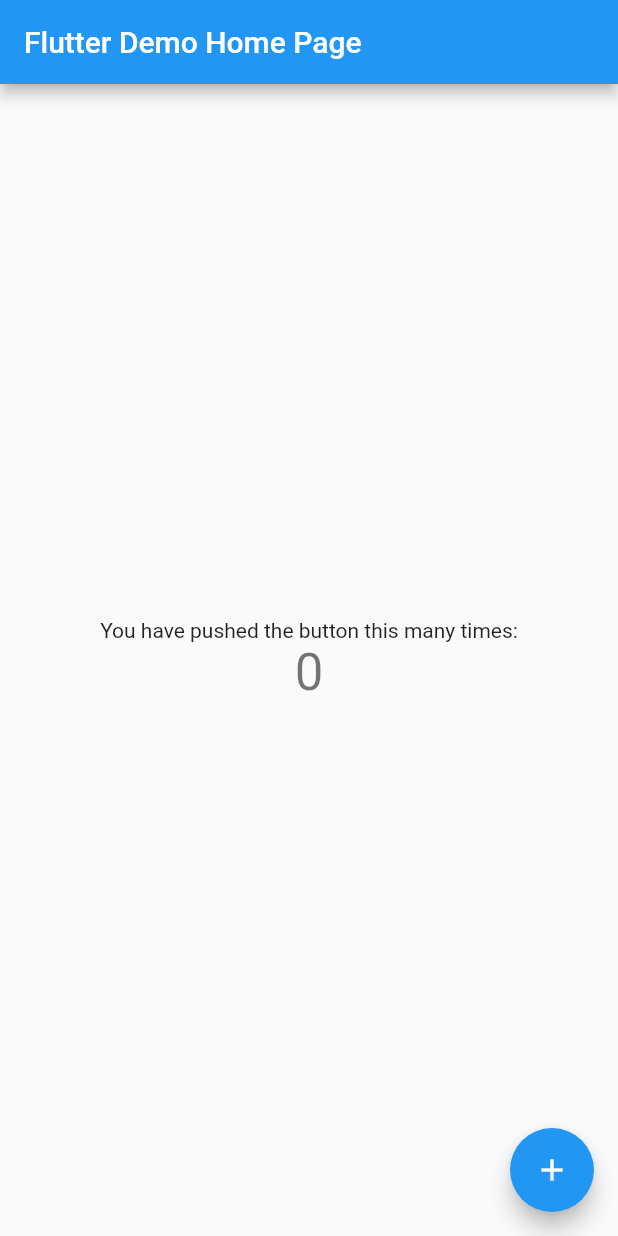
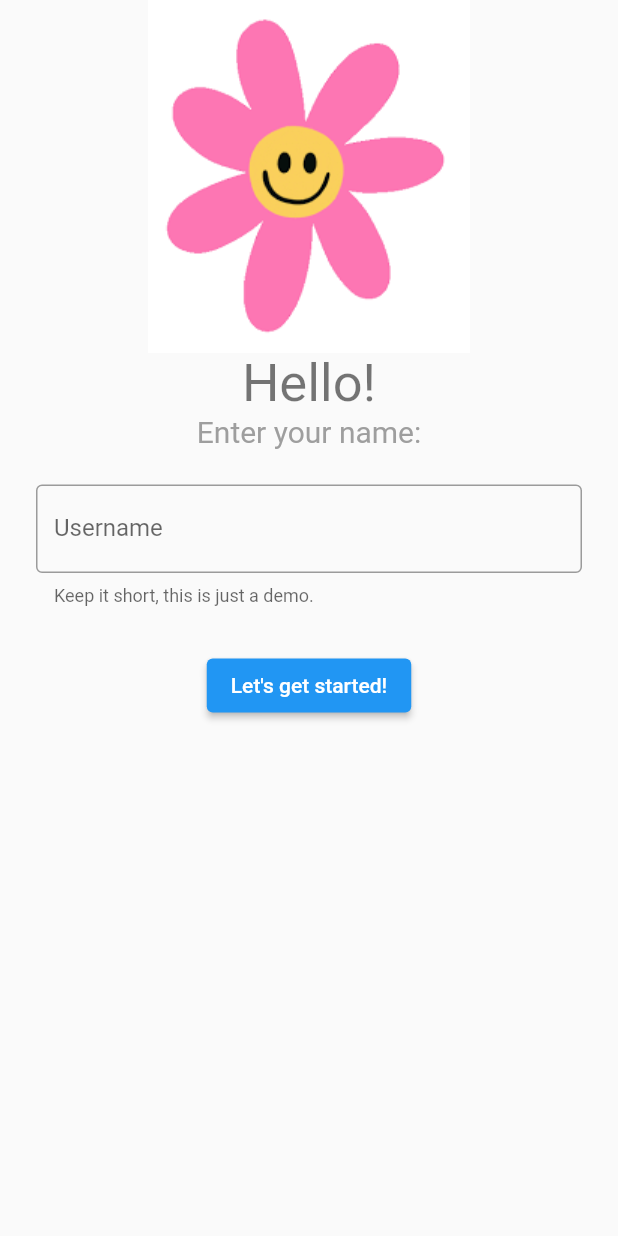
Before and after one commit to Mari0111/Moodie, a Flutter app: the screen it shows after launch, on a phone screen of 412 x 824 dp. Run offline on Flutter 3.47's test engine with Material 2 defaults, Android fonts, the phone set to English and light mode, and no system bars.

Commit message:
navigate button, images

```diff
--- a/lib/main.dart
+++ b/lib/main.dart
@@ -1,4 +1,5 @@
 import 'package:flutter/material.dart';
+import 'package:moodie/screens/scale_screen.dart';
 
 void main() {
   runApp(const MyApp());
@@ -7,109 +8,10 @@
 class MyApp extends StatelessWidget {
   const MyApp({Key? key}) : super(key: key);
 
-  // This widget is the root of your application.
   @override
   Widget build(BuildContext context) {
-    return MaterialApp(
-      title: 'Flutter Demo',
-      theme: ThemeData(
-        // This is the theme of your application.
-        //
-        // Try running your application with "flutter run". You'll see the
-        // application has a blue toolbar. Then, without quitting the app, try
-        // changing the primarySwatch below to Colors.green and then invoke
-        // "hot reload" (press "r" in the console where you ran "flutter run",
-        // or simply save your changes to "hot reload" in a Flutter IDE).
-        // Notice that the counter didn't reset back to zero; the application
-        // is not restarted.
-        primarySwatch: Colors.blue,
-      ),
-      home: const MyHomePage(title: 'Flutter Demo Home Page'),
+    return const MaterialApp(
+      home: ScaleScreen(),
     );
   }
 }
-
-class MyHomePage extends StatefulWidget {
-  const MyHomePage({Key? key, required this.title}) : super(key: key);
-
-  // This widget is the home page of your application. It is stateful, meaning
-  // that it has a State object (defined below) that contains fields that affect
-  // how it looks.
-
-  // This class is the configuration for the state. It holds the values (in this
-  // case the title) provided by the parent (in this case the App widget) and
-  // used by the build method of the State. Fields in a Widget subclass are
-  // always marked "final".
-
-  final String title;
-
-  @override
-  State<MyHomePage> createState() => _MyHomePageState();
-}
-
-class _MyHomePageState extends State<MyHomePage> {
-  int _counter = 0;
-
-  void _incrementCounter() {
-    setState(() {
-      // This call to setState tells the Flutter framework that something has
-      // changed in this State, which causes it to rerun the build method below
-      // so that the display can reflect the updated values. If we changed
-      // _counter without calling setState(), then the build method would not be
-      // called again, and so nothing would appear to happen.
-      _counter++;
-    });
-  }
-
-  @override
-  Widget build(BuildContext context) {
-    // This method is rerun every time setState is called, for instance as done
-    // by the _incrementCounter method above.
-    //
-    // The Flutter framework has been optimized to make rerunning build methods
-    // fast, so that you can just rebuild anything that needs updating rather
-    // than having to individually change instances of widgets.
-    return Scaffold(
-      appBar: AppBar(
-        // Here we take the value from the MyHomePage object that was created by
-        // the App.build method, and use it to set our appbar title.
-        title: Text(widget.title),
-      ),
-      body: Center(
-        // Center is a layout widget. It takes a single child and positions it
-        // in the middle of the parent.
-        child: Column(
-          // Column is also a layout widget. It takes a list of children and
-          // arranges them vertically. By default, it sizes itself to fit its
-          // children horizontally, and tries to be as tall as its parent.
-          //
-          // Invoke "debug painting" (press "p" in the console, choose the
-          // "Toggle Debug Paint" action from the Flutter Inspector in Android
-          // Studio, or the "Toggle Debug Paint" command in Visual Studio Code)
-          // to see the wireframe for each widget.
-          //
-          // Column has various properties to control how it sizes itself and
-          // how it positions its children. Here we use mainAxisAlignment to
-          // center the children vertically; the main axis here is the vertical
-          // axis because Columns are vertical (the cross axis would be
-          // horizontal).
-          mainAxisAlignment: MainAxisAlignment.center,
-          children: <Widget>[
-            const Text(
-              'You have pushed the button this many times:',
-            ),
-            Text(
-              '$_counter',
-              style: Theme.of(context).textTheme.headline4,
-            ),
-          ],
-        ),
-      ),
-      floatingActionButton: FloatingActionButton(
-        onPressed: _incrementCounter,
-        tooltip: 'Increment',
-        child: const Icon(Icons.add),
-      ), // This trailing comma makes auto-formatting nicer for build methods.
-    );
-  }
-}
--- /dev/null
+++ b/lib/screens/scale_screen.dart
@@ -0,0 +1,60 @@
+import 'package:flutter/material.dart';
+import 'package:moodie/screens/memo_screen.dart';
+
+class ScaleScreen extends StatelessWidget {
+  const ScaleScreen({Key? key}) : super(key: key);
+
+  get style => null;
+
+  @override
+  Widget build(BuildContext context) {
+    return Scaffold(
+      body: Column(
+        children: [
+          Image.asset(
+            'images/flower3.png',
+          ),
+          const Center(
+            child: Text(
+              'Hello!',
+              style: TextStyle(
+                fontSize: 35,
+                color: Colors.black54,
+              ),
+            ),
+          ),
+          const Text(
+            'Enter your name:',
+            style: TextStyle(
+              fontSize: 20,
+              color: Colors.grey,
+            ),
+          ),
+          const Padding(
+            padding: EdgeInsets.all(24.0),
+            child: TextField(
+              decoration: InputDecoration(
+                border: OutlineInputBorder(
+                    borderSide: BorderSide(color: Colors.grey)),
+                hintText: 'Write your name here!',
+                helperText: 'Keep it short, this is just a demo.',
+                labelText: 'Username',
+                prefixText: ' ',
+              ),
+            ),
+          ),
+          const SizedBox(height: 5),
+          ElevatedButton(
+            style: style,
+            onPressed: () {
+              print('second screen');
+              Navigator.push(context,
+                  MaterialPageRoute(builder: (context) => MemoScreen()));
+            },
+            child: const Text('Let\'s get started!'),
+          ),
+        ],
+      ),
+    );
+  }
+}
--- a/pubspec.yaml
+++ b/pubspec.yaml
@@ -61,6 +61,9 @@
   # assets:
   #   - images/a_dot_burr.jpeg
   #   - images/a_dot_ham.jpeg
+  assets:
+    - images/
+
 
   # An image asset can refer to one or more resolution-specific "variants", see
   # https://flutter.dev/assets-and-images/#resolution-aware.
```
Also changed, not shown: lib/screens/memo_screen.dart (added, +54 -0 lines), images/flower1.png (added), images/flower2.jpg (added), images/flower3.png (added), images/plant.png (added), images/plant2.png (added), images/plant3.jpg (added), images/plant4.jpg (added).
